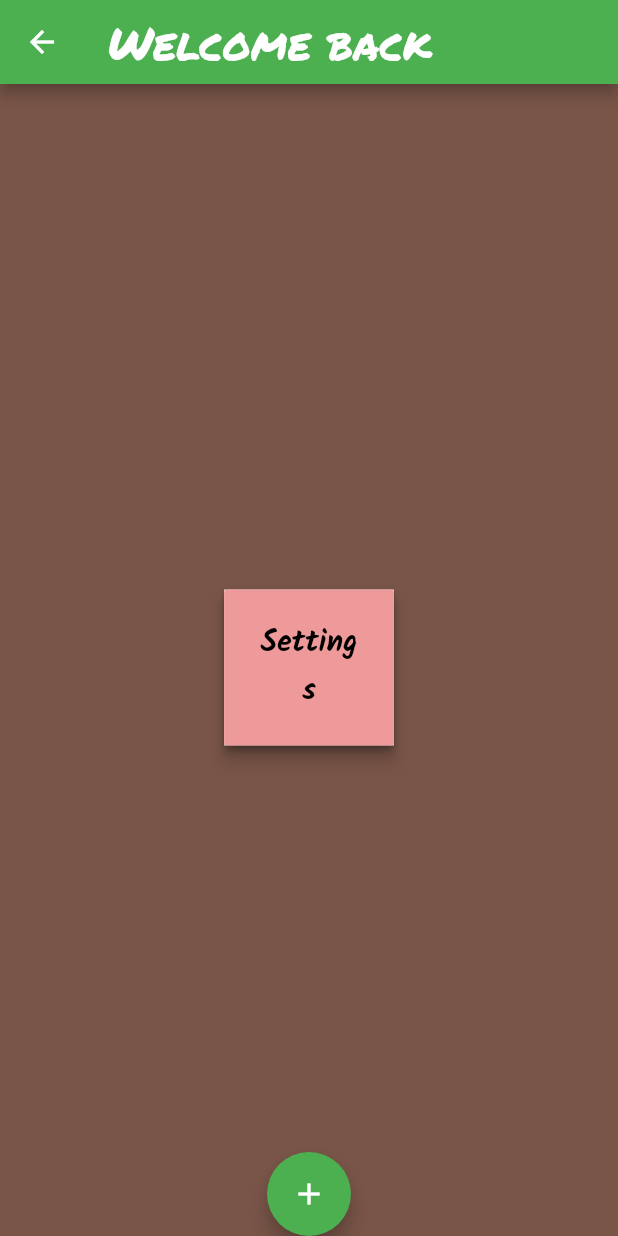
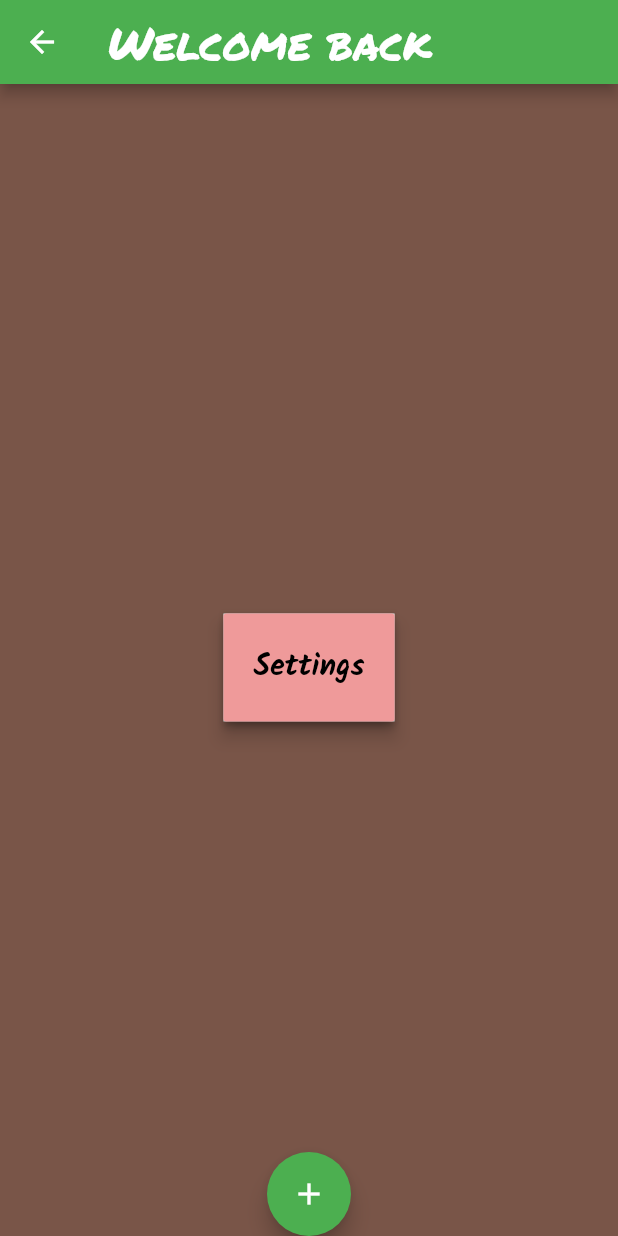
Before and after one commit to KnitidCeladon23/my_expiree_app, a Flutter app: the ExpireeHome screen opened directly, on a phone screen of 412 x 824 dp. Run offline on Flutter 3.47's test engine with Material 2 defaults, Android fonts, the phone set to English and light mode, and no system bars; our stand-ins replace cloud_firestore, firebase_auth, flutter_local_notifications, google_fonts, rxdart, table_calendar; missing offline and left inert: firebase_auth_platform_interface, firebase_helpers; accounts and stored records are empty; statements that could not run were skipped.

Commit message:
adjusted background widgets

```diff
--- a/lib/screens/expireeHome.dart
+++ b/lib/screens/expireeHome.dart
@@ -143,11 +143,9 @@ class _ExpireeHomeState extends State<ExpireeHome> {
         style: GoogleFonts.permanentMarker(
           fontSize: 30,),
       ),),
-      body: Center(
-        child: Container(
+      body: Container(
         color: Colors.brown,
-          child: Padding(
-            padding: const EdgeInsets.all(149.4),
+        child: Center(
           child: Column(
             crossAxisAlignment: CrossAxisAlignment.center,
             mainAxisAlignment: MainAxisAlignment.center,
@@ -155,7 +153,6 @@ class _ExpireeHomeState extends State<ExpireeHome> {
               SizedBox(height: 10,),
               settingsButton,
             ],
-            ),
           ),
         ),
       ),
```
Lines whose indentation alone changed are shown as unchanged.
